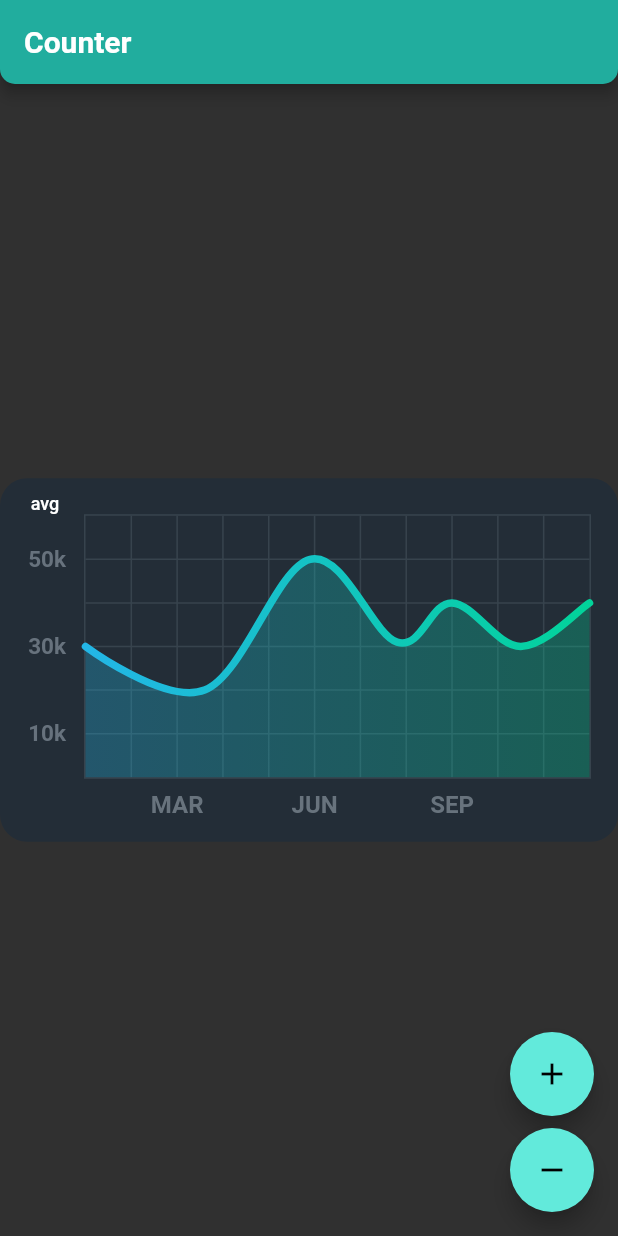
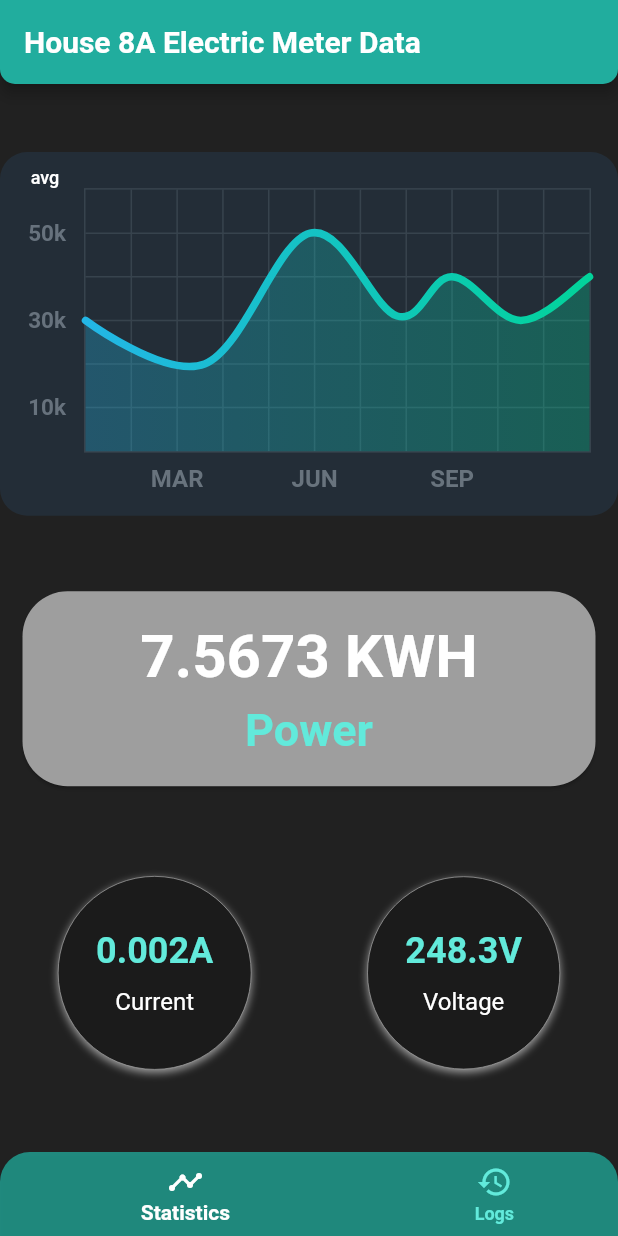
Before and after one commit to Dhi13man/electrometer, a Flutter app: the screen it shows after launch, on a phone screen of 412 x 824 dp. Run offline on Flutter 3.47's test engine with Material 2 defaults, Android fonts, the phone set to English and light mode, and no system bars; drawn by our look-alikes of fl_chart; our stand-ins replace bloc, equatable, flutter_bloc; generated files the repository leaves out were written again; Roboto replaces fonts that are missing (Segoe UI).

Commit message:
Dashboard Page UI began

```diff
--- a/lib/views/app/app.dart
+++ b/lib/views/app/app.dart
@@ -1,4 +1,5 @@
 import 'package:electrometer/l10n/l10n.dart';
+import 'package:electrometer/views/app/elements/app_themes.dart';
 import 'package:electrometer/views/dashboard/dashboard_page.dart';
 import 'package:flutter/foundation.dart';
 import 'package:flutter/material.dart';
@@ -20,29 +21,7 @@ class _AppState extends State<App> {
   @override
   void initState() {
     super.initState();
-    _theme = ThemeData.dark().copyWith(
-      appBarTheme: const AppBarTheme(
-        titleTextStyle: TextStyle(
-          color: Colors.white,
-          fontFamily: 'Segoe UI',
-          fontWeight: FontWeight.w600,
-          fontSize: 20,
-        ),
-        color: Color(0xFF21AD9E),
-        shape: RoundedRectangleBorder(
-          borderRadius: BorderRadius.only(
-            bottomLeft: Radius.circular(10),
-            bottomRight: Radius.circular(10),
-          ),
-        ),
-      ),
-      backgroundColor: const Color(0xFF212121),
-      colorScheme: ColorScheme.fromSwatch(
-        primaryColorDark: const Color(0xFF21AD9E),
-        backgroundColor: const Color(0xFF212121),
-        accentColor: const Color(0xFF62EADB),
-      ),
-    );
+    _theme = AppThemes.darkTheme;
   }
 
   @override
--- /dev/null
+++ b/lib/views/app/elements/app_themes.dart
@@ -0,0 +1,49 @@
+import 'package:flutter/material.dart';
+
+class AppThemes {
+  static ThemeData get darkTheme => ThemeData.dark().copyWith(
+        appBarTheme: const AppBarTheme(
+          titleTextStyle: TextStyle(
+            color: Colors.white,
+            fontFamily: 'Segoe UI',
+            fontWeight: FontWeight.w600,
+            fontSize: 20,
+          ),
+          color: Color(0xFF21AD9E),
+          shape: RoundedRectangleBorder(
+            borderRadius: BorderRadius.only(
+              bottomLeft: Radius.circular(10),
+              bottomRight: Radius.circular(10),
+            ),
+          ),
+        ),
+        backgroundColor: const Color(0xFF1B1B1B),
+        colorScheme: ColorScheme.fromSwatch(
+          accentColor: const Color(0xFF62EADB),
+          backgroundColor: const Color(0xFF212121),
+          cardColor: const Color(0xFF21AD9E),
+          primaryColorDark: const Color(0xFF21AD9E),
+          primarySwatch: Colors.grey,
+        ),
+        scaffoldBackgroundColor: const Color(0xFF212121),
+        bottomNavigationBarTheme: BottomNavigationBarThemeData(
+          backgroundColor: (const Color(0xFF21AD9E)).withOpacity(0.75),
+          elevation: 1,
+          selectedItemColor: Colors.white,
+          selectedLabelStyle: const TextStyle(
+            fontFamily: 'Segoe UI',
+            fontWeight: FontWeight.bold,
+            fontSize: 14,
+          ),
+          showUnselectedLabels: true,
+          showSelectedLabels: true,
+          type: BottomNavigationBarType.shifting,
+          unselectedItemColor: const Color(0xFF62EADB),
+          unselectedLabelStyle: const TextStyle(
+            fontFamily: 'Segoe UI',
+            fontWeight: FontWeight.w600,
+            fontSize: 12,
+          ),
+        ),
+      );
+}
--- a/lib/views/dashboard/dashboard_page.dart
+++ b/lib/views/dashboard/dashboard_page.dart
@@ -1,6 +1,6 @@
 import 'package:electrometer/bloc/dashboard/dashboard_bloc.dart';
-import 'package:electrometer/l10n/l10n.dart';
-import 'package:electrometer/views/dashboard/elements/power_chart.dart';
+import 'package:electrometer/views/dashboard/screens/dashboard_logs.dart';
+import 'package:electrometer/views/dashboard/screens/dashboard_statistics.dart';
 import 'package:flutter/material.dart';
 import 'package:flutter_bloc/flutter_bloc.dart';
 
@@ -23,42 +23,58 @@ class DashboardPage extends StatelessWidget {
 /// The view in the dashboard screen.
 ///
 /// Contains all the relevant widgets to display in the dashboard.
-class DashboardView extends StatelessWidget {
+class DashboardView extends StatefulWidget {
   /// Creates a [DashboardView] instance.
   const DashboardView({Key? key}) : super(key: key);
 
   @override
+  State<DashboardView> createState() => _DashboardViewState();
+}
+
+class _DashboardViewState extends State<DashboardView> {
+  /// The [int] index of the screen selected using Bottom Navigation Bar.
+  late int _selectedScreenIndex;
+
+  /// The [List] of [Widget]s to be displayed in the dashboard based on
+  /// [_selectedScreenIndex].
+  final List<Widget> _screens = <Widget>[
+    const DashboardStatistics(),
+    const DashboardLogs(),
+  ];
+
+  @override
+  void initState() {
+    super.initState();
+    _selectedScreenIndex = 0;
+  }
+
+  @override
   Widget build(BuildContext context) {
-    final AppLocalizations l10n = context.l10n;
     return Scaffold(
-      appBar: AppBar(title: Text(l10n.counterAppBarTitle)),
-      body: const Center(child: DashboardPowerChart()),
-      floatingActionButton: Column(
-        mainAxisAlignment: MainAxisAlignment.end,
-        crossAxisAlignment: CrossAxisAlignment.end,
-        children: <Widget>[
-          FloatingActionButton(
-            onPressed: () => context.read<DashboardBloc>().increment(),
-            child: const Icon(Icons.add),
-          ),
-          const SizedBox(height: 8),
-          FloatingActionButton(
-            onPressed: () => context.read<DashboardBloc>().decrement(),
-            child: const Icon(Icons.remove),
-          ),
-        ],
+      appBar: AppBar(title: const Text('House 8A Electric Meter Data')),
+      body: _screens[_selectedScreenIndex],
+      bottomNavigationBar: ClipRRect(
+        borderRadius: const BorderRadius.vertical(top: Radius.circular(20)),
+        child: BottomNavigationBar(
+          currentIndex: _selectedScreenIndex,
+          onTap: (int selected) =>
+              setState(() => _selectedScreenIndex = selected),
+          items: <BottomNavigationBarItem>[
+            BottomNavigationBarItem(
+              backgroundColor:
+                  Theme.of(context).bottomNavigationBarTheme.backgroundColor,
+              icon: const Icon(Icons.timeline),
+              label: 'Statistics',
+            ),
+            BottomNavigationBarItem(
+              backgroundColor:
+                  Theme.of(context).bottomNavigationBarTheme.backgroundColor,
+              icon: const Icon(Icons.history),
+              label: 'Logs',
+            ),
+          ],
+        ),
       ),
     );
   }
 }
-
-class CounterText extends StatelessWidget {
-  const CounterText({Key? key}) : super(key: key);
-
-  @override
-  Widget build(BuildContext context) {
-    final ThemeData theme = Theme.of(context);
-    final int count = context.select((DashboardBloc cubit) => cubit.state);
-    return Text('$count', style: theme.textTheme.headline1);
-  }
-}
--- /dev/null
+++ b/lib/views/dashboard/elements/data_circle.dart
@@ -0,0 +1,62 @@
+import 'package:flutter/material.dart';
+
+/// Shows a DataCircle with a title and a subtitle.
+///
+/// For Dashboard screen.
+class DataCircle extends StatelessWidget {
+  /// Creates a [DataCircle] with a title and a subtitle.
+  const DataCircle({required String title, required String subtitle, Key? key})
+      : _title = title,
+        _subtitle = subtitle,
+        super(key: key);
+
+  /// The [String] title of the DataCircle.
+  final String _title;
+
+  /// The [String] subtitle of the DataCircle.
+  final String _subtitle;
+
+  @override
+  Widget build(BuildContext context) {
+    final ThemeData theme = Theme.of(context);
+    return Container(
+      decoration: BoxDecoration(
+        border: Border.all(
+          color: theme.colorScheme.primaryVariant,
+          width: 0.5,
+        ),
+        boxShadow: <BoxShadow>[
+          BoxShadow(
+            offset: const Offset(0, 2),
+            color: theme.colorScheme.primaryVariant,
+            blurRadius: 4,
+          ),
+        ],
+        color: theme.backgroundColor,
+        shape: BoxShape.circle,
+      ),
+      padding: const EdgeInsets.symmetric(vertical: 45, horizontal: 25),
+      child: Column(
+        mainAxisAlignment: MainAxisAlignment.center,
+        children: <Widget>[
+          Text(
+            _title,
+            style: TextStyle(
+              fontSize: 24,
+              fontWeight: FontWeight.bold,
+              color: theme.colorScheme.secondary,
+            ),
+          ),
+          const SizedBox(height: 10),
+          Text(
+            _subtitle,
+            style: const TextStyle(
+              fontSize: 16,
+              color: Colors.white,
+            ),
+          ),
+        ],
+      ),
+    );
+  }
+}
--- /dev/null
+++ b/lib/views/dashboard/elements/data_rrect_card.dart
@@ -0,0 +1,55 @@
+import 'package:flutter/material.dart';
+
+/// Shows a Data Rounded Rectangle card with a title and a subtitle.
+///
+/// For Dashboard screen.
+class DataRRectCard extends StatelessWidget {
+  /// Creates a [DataRRectCard] with a title and a subtitle.
+  const DataRRectCard(
+      {required String title, required String subtitle, Key? key})
+      : _title = title,
+        _subtitle = subtitle,
+        super(key: key);
+
+  /// The [String] title of the DataCircle.
+  final String _title;
+
+  /// The [String] subtitle of the DataCircle.
+  final String _subtitle;
+
+  @override
+  Widget build(BuildContext context) {
+    final ThemeData theme = Theme.of(context);
+    return Card(
+      color: theme.colorScheme.primaryVariant,
+      margin: const EdgeInsets.symmetric(vertical: 5, horizontal: 15),
+      shape: RoundedRectangleBorder(borderRadius: BorderRadius.circular(30)),
+      child: Container(
+        width: MediaQuery.of(context).size.width,
+        padding: const EdgeInsets.symmetric(vertical: 20, horizontal: 25),
+        child: Column(
+          children: <Widget>[
+            Text(
+              _title,
+              style: const TextStyle(
+                fontFamily: 'Segoe UI',
+                fontSize: 40,
+                fontWeight: FontWeight.w600,
+              ),
+            ),
+            const SizedBox(height: 8),
+            Text(
+              _subtitle,
+              style: TextStyle(
+                color: theme.colorScheme.secondary,
+                fontFamily: 'Segoe UI',
+                fontSize: 30,
+                fontWeight: FontWeight.bold,
+              ),
+            ),
+          ],
+        ),
+      ),
+    );
+  }
+}
--- /dev/null
+++ b/lib/views/dashboard/screens/dashboard_logs.dart
@@ -0,0 +1,26 @@
+import 'package:electrometer/views/dashboard/elements/data_circle.dart';
+import 'package:electrometer/views/dashboard/elements/data_rrect_card.dart';
+import 'package:electrometer/views/dashboard/elements/power_chart.dart';
+import 'package:flutter/material.dart';
+
+class DashboardLogs extends StatelessWidget {
+  const DashboardLogs({Key? key}) : super(key: key);
+
+  @override
+  Widget build(BuildContext context) {
+    return Column(
+      mainAxisAlignment: MainAxisAlignment.spaceEvenly,
+      children: <Widget>[
+        const DashboardPowerChart(),
+        const DataRRectCard(title: '7.5673 KWH', subtitle: 'Power'),
+        Row(
+          mainAxisAlignment: MainAxisAlignment.spaceAround,
+          children: const <Widget>[
+            DataCircle(title: '0.002A', subtitle: 'Current'),
+            DataCircle(title: '248.3V', subtitle: 'Voltage'),
+          ],
+        ),
+      ],
+    );
+  }
+}
--- /dev/null
+++ b/lib/views/dashboard/screens/dashboard_statistics.dart
@@ -0,0 +1,26 @@
+import 'package:electrometer/views/dashboard/elements/data_circle.dart';
+import 'package:electrometer/views/dashboard/elements/data_rrect_card.dart';
+import 'package:electrometer/views/dashboard/elements/power_chart.dart';
+import 'package:flutter/material.dart';
+
+class DashboardStatistics extends StatelessWidget {
+  const DashboardStatistics({Key? key}) : super(key: key);
+
+  @override
+  Widget build(BuildContext context) {
+    return Column(
+      mainAxisAlignment: MainAxisAlignment.spaceEvenly,
+      children: <Widget>[
+        const DashboardPowerChart(),
+        const DataRRectCard(title: '7.5673 KWH', subtitle: 'Power'),
+        Row(
+          mainAxisAlignment: MainAxisAlignment.spaceAround,
+          children: const <Widget>[
+            DataCircle(title: '0.002A', subtitle: 'Current'),
+            DataCircle(title: '248.3V', subtitle: 'Voltage'),
+          ],
+        ),
+      ],
+    );
+  }
+}
```
Also changed, not shown: 1 other file.
